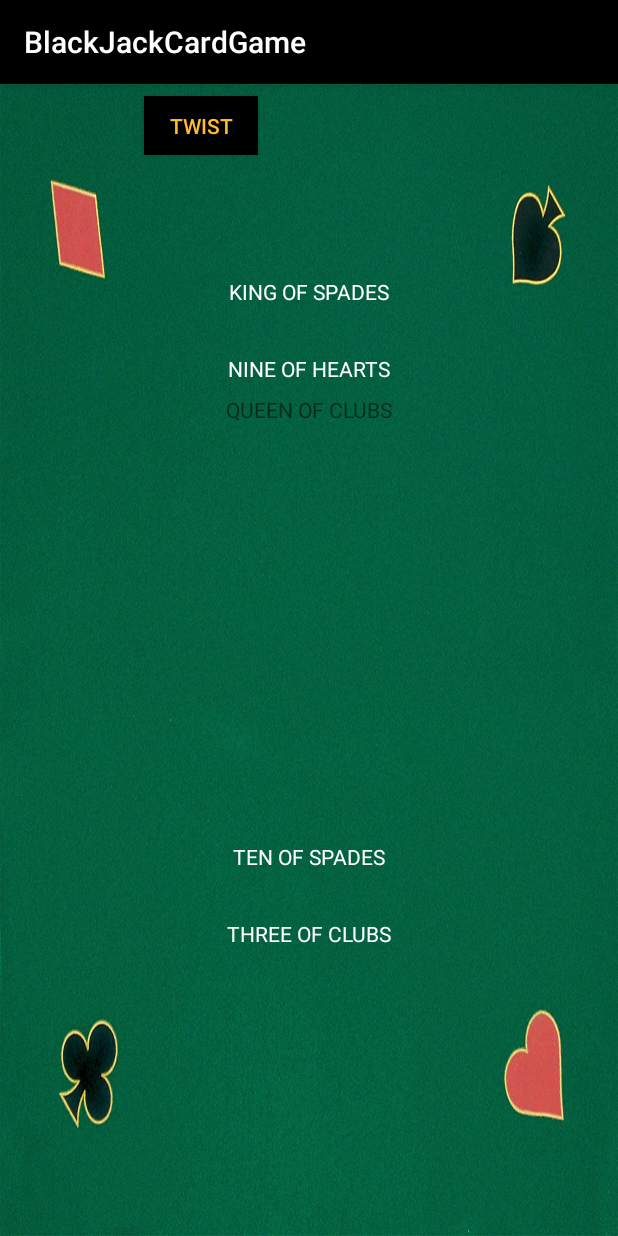
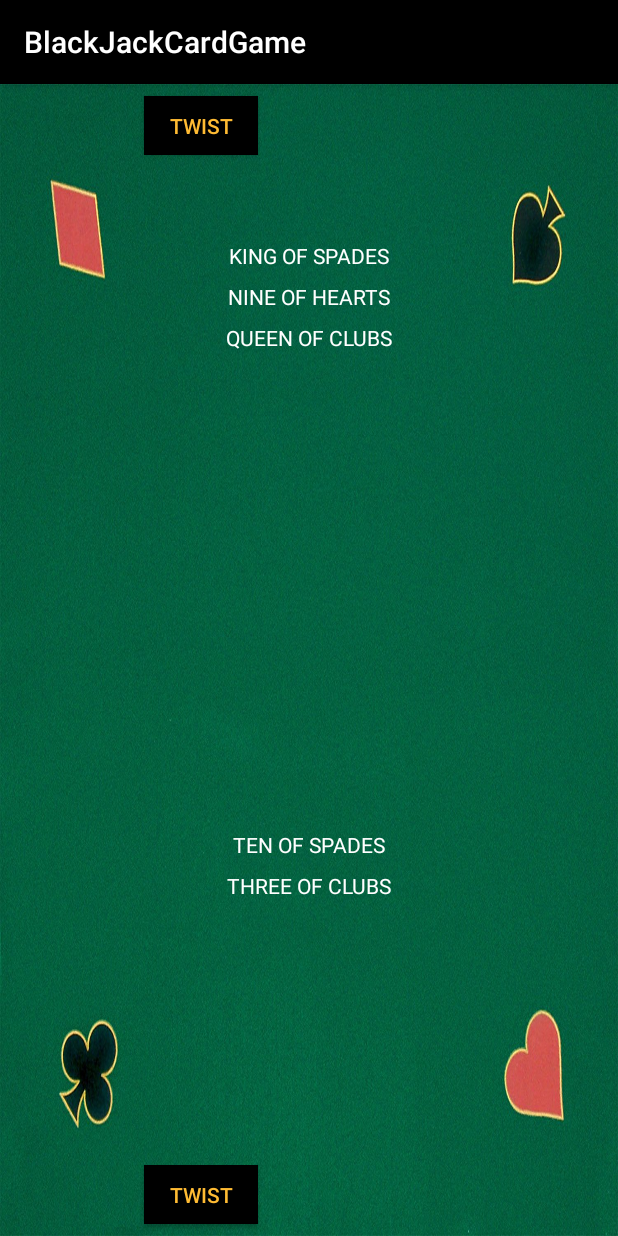
Before and after one commit to patty-cc/BlackJackCardGame, an Android app: the BlackJackGameActivity screen opened directly, with no data from a screen before it, after a tap on "TWIST", on a phone screen of 412 x 824 dp. Run offline under Robolectric (Android 15) with nearby library versions, the phone set to English and light mode, and no system bars; 2 statements that could not run were skipped.

Commit message:
Add card draw for twist button

```diff
--- a/app/src/main/java/com/example/user/blackjackcardgame/BlackJackGameActivity.java
+++ b/app/src/main/java/com/example/user/blackjackcardgame/BlackJackGameActivity.java
@@ -11,15 +11,24 @@ public class BlackJackGameActivity extends AppCompatActivity {
 
     TextView playerOneText;
     TextView playerTwoText;
+
     TextView player1card1;
     TextView player1card2;
     TextView player1card3;
+    TextView player1card4;
+
     TextView player2card1;
     TextView player2card2;
+    TextView player2card3;
+
     TextView winnerText;
+
     Button player1TwistButton;
+    Button player2TwistButton;
+
     BlackJackGameClass blackJack;
     Player player1;
+    Player player2;
 
     @Override
     protected void onCreate(Bundle savedInstanceState) {
@@ -28,14 +37,20 @@ public class BlackJackGameActivity extends AppCompatActivity {
 
         playerOneText = ( TextView ) findViewById( R.id.player_one_name_text );
         playerTwoText = ( TextView ) findViewById( R.id.player_two_name_text );
+
         player1card1 = ( TextView ) findViewById( R.id.player1card1);
         player1card2 = ( TextView ) findViewById( R.id.player1card2);
         player1card3 = ( TextView ) findViewById( R.id.player1card3);
+        player1card4 = ( TextView ) findViewById( R.id.player1card4);
+
         player2card1 = ( TextView ) findViewById( R.id.player2card1);
         player2card2 = ( TextView ) findViewById( R.id.player2card2);
+        player2card3 = ( TextView ) findViewById( R.id.player2card3);
+
         winnerText = ( TextView ) findViewById( R.id.game_info_text);
 
         player1TwistButton = ( Button ) findViewById( R.id.player1_twist_button);
+        player2TwistButton = ( Button ) findViewById( R.id.player2_twist_button);
 
         Intent intent = getIntent();
         Bundle extras = intent.getExtras();
@@ -44,7 +59,7 @@ public class BlackJackGameActivity extends AppCompatActivity {
         String playerTwoName = extras.getString( "playerTwoName" );
 
         player1 = new Player( playerOneName );
-        Player player2 = new Player( playerTwoName );
+        player2 = new Player( playerTwoName );
 
         Deck deck = new Deck();
         deck.makeDeck();
@@ -72,10 +87,18 @@ public class BlackJackGameActivity extends AppCompatActivity {
     }
 
     public void onPlayer1HitButtonClicked(View view) {
-        Card card = blackJack.deck.deal();
-        player1.addCard( card );
+        blackJack.dealCard( player1 );
+        player1card3.setText(player1.getPlayerHand().get(2).cardOutputName());
+        //check that they have 4 cards
+        if( player1.getPlayerHand().size() > 3) {
+            player1card4.setText(player1.getPlayerHand().get(3).cardOutputName());
+        }
 
-        player1card3.setText(player1.getPlayerHand().get(2).cardOutputName());
+    }
+
+    public void onPlayer2HitButtonClicked(View view) {
+        blackJack.dealCard( player2 );
+        player2card3.setText(player2.getPlayerHand().get(2).cardOutputName());
     }
 
 
--- a/app/src/main/java/com/example/user/blackjackcardgame/BlackJackGameClass.java
+++ b/app/src/main/java/com/example/user/blackjackcardgame/BlackJackGameClass.java
@@ -25,6 +25,15 @@ public class BlackJackGameClass extends Game {
 
     public void dealRound() {
         for (Player player : players) {
+            Card card = deck.deal();
+            player.addCard(card);
+        }
+    }
+
+    public void dealCard(Player player) {
+
+        int playerScore = this.scorer.handScore(player.getPlayerHand());
+        if ( playerScore < 21 ) {
             Card card = deck.deal();
             player.addCard(card);
         }
--- a/app/src/main/res/layout/activity_black_jack_game.xml
+++ b/app/src/main/res/layout/activity_black_jack_game.xml
@@ -42,7 +42,7 @@
         android:layout_height="wrap_content"
         android:layout_marginLeft="8dp"
         android:layout_marginRight="8dp"
-        android:layout_marginTop="32dp"
+        android:layout_marginTop="8dp"
         android:text="TextView"
         android:textColor="@android:color/white"
         app:layout_constraintLeft_toLeftOf="parent"
@@ -55,7 +55,7 @@
         android:layout_height="wrap_content"
         android:layout_marginLeft="8dp"
         android:layout_marginRight="8dp"
-        android:layout_marginTop="32dp"
+        android:layout_marginTop="8dp"
         android:text="TextView"
         android:textColor="@android:color/white"
         app:layout_constraintLeft_toLeftOf="parent"
@@ -68,7 +68,7 @@
         android:layout_height="wrap_content"
         android:layout_marginLeft="8dp"
         android:layout_marginRight="8dp"
-        android:layout_marginTop="32dp"
+        android:layout_marginTop="24dp"
         android:text="TextView"
         android:textColor="@android:color/white"
         app:layout_constraintLeft_toLeftOf="parent"
@@ -81,7 +81,7 @@
         android:layout_height="wrap_content"
         android:layout_marginLeft="8dp"
         android:layout_marginRight="8dp"
-        android:layout_marginTop="32dp"
+        android:layout_marginTop="8dp"
         android:text="TextView"
         android:textColor="@android:color/white"
         app:layout_constraintLeft_toLeftOf="parent"
@@ -108,6 +108,7 @@
         android:layout_marginLeft="8dp"
         android:layout_marginRight="8dp"
         android:layout_marginTop="8dp"
+        android:textColor="@android:color/white"
         app:layout_constraintLeft_toLeftOf="parent"
         app:layout_constraintRight_toRightOf="parent"
         app:layout_constraintTop_toBottomOf="@+id/player1card2" />
@@ -126,4 +127,40 @@
         app:layout_constraintLeft_toLeftOf="parent"
         app:layout_constraintTop_toTopOf="parent" />
 
+    <Button
+        android:id="@+id/player2_twist_button"
+        android:layout_width="76dp"
+        android:layout_height="39dp"
+        android:layout_marginBottom="8dp"
+        android:layout_marginLeft="96dp"
+        android:background="@android:color/black"
+        android:onClick="onPlayer2HitButtonClicked"
+        android:text="Twist"
+        android:textColor="@android:color/holo_orange_light"
+        app:layout_constraintBottom_toBottomOf="parent"
+        app:layout_constraintLeft_toLeftOf="parent" />
+
+    <TextView
+        android:id="@+id/player2card3"
+        android:layout_width="wrap_content"
+        android:layout_height="wrap_content"
+        android:layout_marginLeft="8dp"
+        android:layout_marginRight="8dp"
+        android:layout_marginTop="8dp"
+        android:textColor="@android:color/white"
+        app:layout_constraintLeft_toLeftOf="parent"
+        app:layout_constraintRight_toRightOf="parent"
+        app:layout_constraintTop_toBottomOf="@+id/player2card2" />
+
+    <TextView
+        android:id="@+id/player1card4"
+        android:layout_width="wrap_content"
+        android:layout_height="wrap_content"
+        android:layout_marginLeft="8dp"
+        android:layout_marginRight="8dp"
+        android:layout_marginTop="8dp"
+        app:layout_constraintLeft_toLeftOf="parent"
+        app:layout_constraintRight_toRightOf="parent"
+        app:layout_constraintTop_toBottomOf="@+id/player1card3" />
+
 </android.support.constraint.ConstraintLayout>
```
